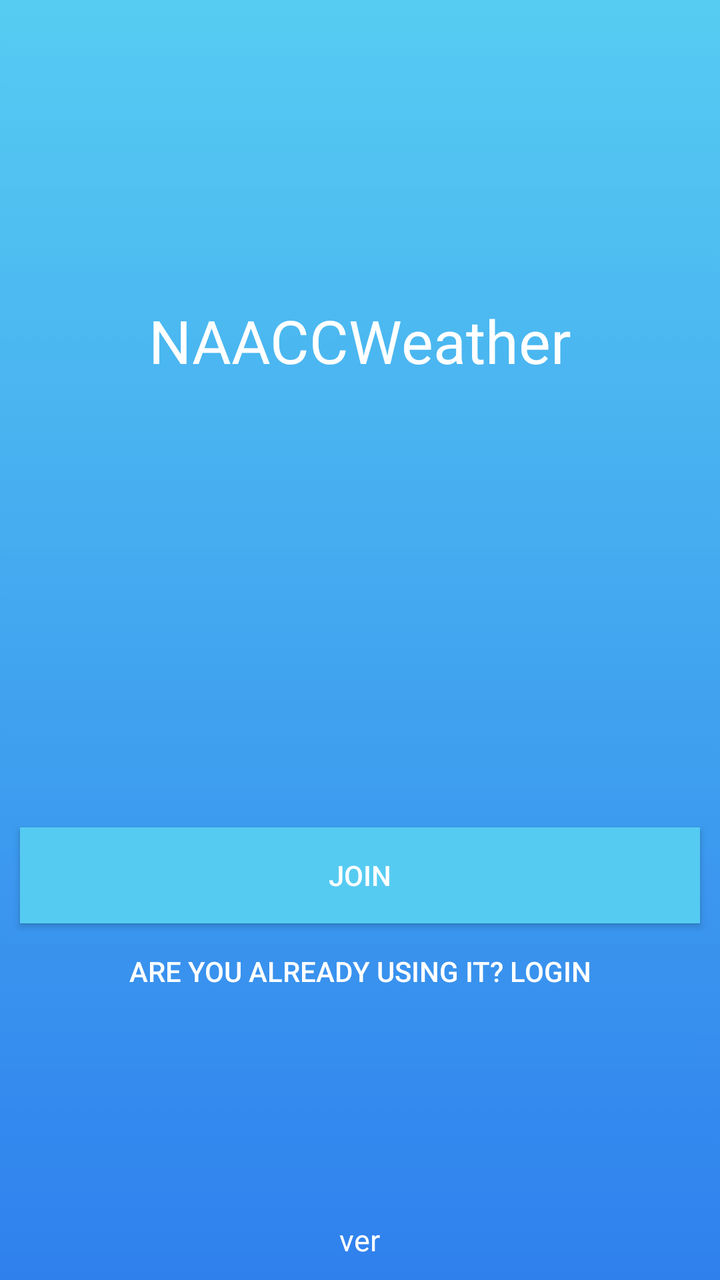
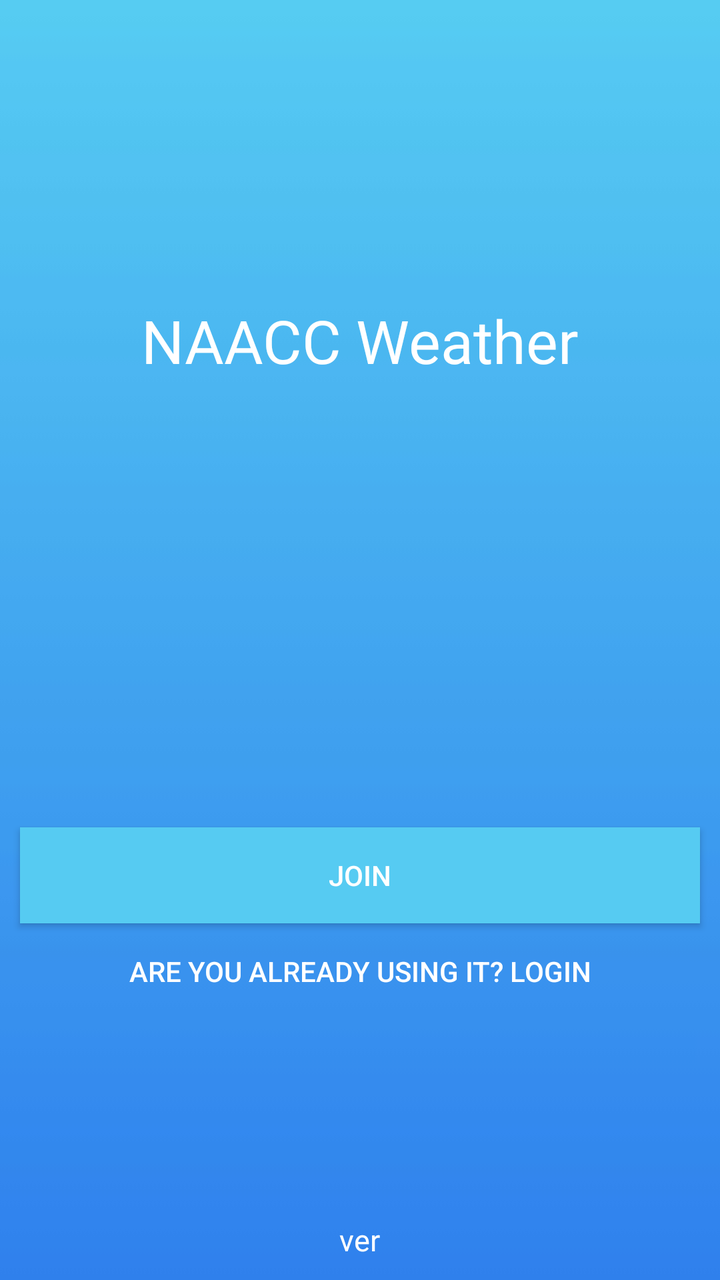

Before-and-after screenshots of an Android layout around one commit, followed by the original layout XML and the change that was made.
<!-- AndroidManifest.xml: application theme AppTheme -->
<!-- res/layout/activity_default.xml -->
<?xml version="1.0" encoding="utf-8"?>
<RelativeLayout
    xmlns:android="http://schemas.android.com/apk/res/android" android:layout_width="match_parent"
    android:layout_height="match_parent"
    android:background="@drawable/blue_skies">

    <TextView
        android:layout_width="wrap_content"
        android:layout_height="wrap_content"
        android:textColor="@color/colorWhite"
        android:text="NAACCWeather"
        android:layout_centerHorizontal="true"
        android:layout_marginLeft="10dp"
        android:layout_marginTop="150dp"
        android:textSize="30dp"
        android:id="@+id/tvTitle"/>

    <TextView
        android:layout_width="wrap_content"
        android:layout_height="wrap_content"
        android:layout_alignParentBottom="true"
        android:layout_centerHorizontal="true"
        android:text="ver"
        android:textColor="@color/colorWhite"
        android:layout_marginBottom="10dp"
        android:textSize="15dp"
        android:id="@+id/tvVersion"/>

    <Button
        android:layout_width="match_parent"
        android:layout_height="wrap_content"
        android:layout_above="@+id/tvVersion"
        android:id="@+id/btnLogin"
        android:layout_marginBottom="100dp"
        android:textColor="@color/colorWhite"
        android:background="#00000000"
        android:text="@string/textUsing"/>
    <Button
        android:layout_width="match_parent"
        android:layout_height="wrap_content"
        android:layout_above="@+id/btnLogin"
        android:background="@color/blueSkiesBottom"
        android:layout_marginLeft="10dp"
        android:layout_marginRight="10dp"
        android:textColor="@color/colorWhite"
        android:text="@string/textJoin"
        android:id="@+id/btnJoin"/>
</RelativeLayout>
<!-- resources referenced by this layout -->
<resources>
  <color name="blueSkiesBottom">#56CBF2</color>
  <color name="colorWhite">#FFFFFF</color>
  <!-- drawable blue_skies: jpg bitmap (drawable-v24, 1647 bytes) -->
  <string name="textJoin">Join</string>
  <string name="textUsing">Are you already using it?                  Login</string>
  <style name="AppTheme" parent="Theme.AppCompat.Light.DarkActionBar">
          
          <item name="colorPrimary">@color/blueSkiestop</item>
          <item name="colorPrimaryDark">@color/blueSkiestop</item>
          <item name="colorAccent">@color/black</item>
      </style>
  <color name="blueSkiestop">#56CBF2</color>
  <color name="black">#000</color>
</resources>

<!-- the commit's change to res/layout/activity_default.xml (unified diff, before → after) -->
@@ -8,7 +8,7 @@
         android:layout_width="wrap_content"
         android:layout_height="wrap_content"
         android:textColor="@color/colorWhite"
-        android:text="NAACCWeather"
+        android:text="NAACC Weather"
         android:layout_centerHorizontal="true"
         android:layout_marginLeft="10dp"
         android:layout_marginTop="150dp"
